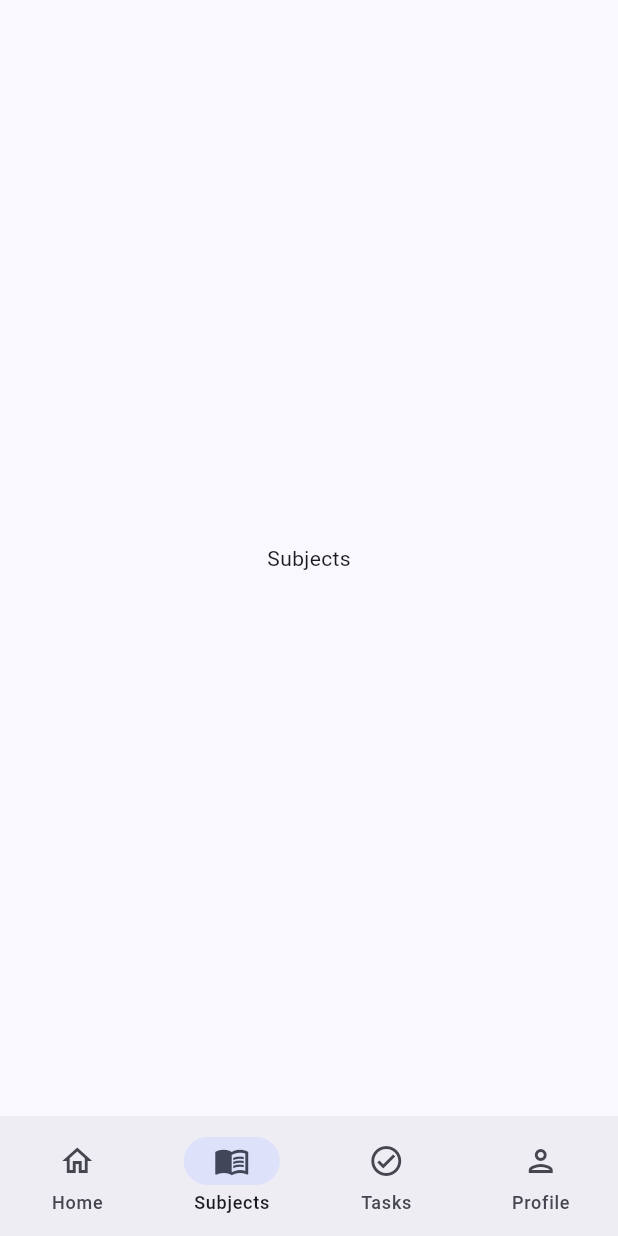
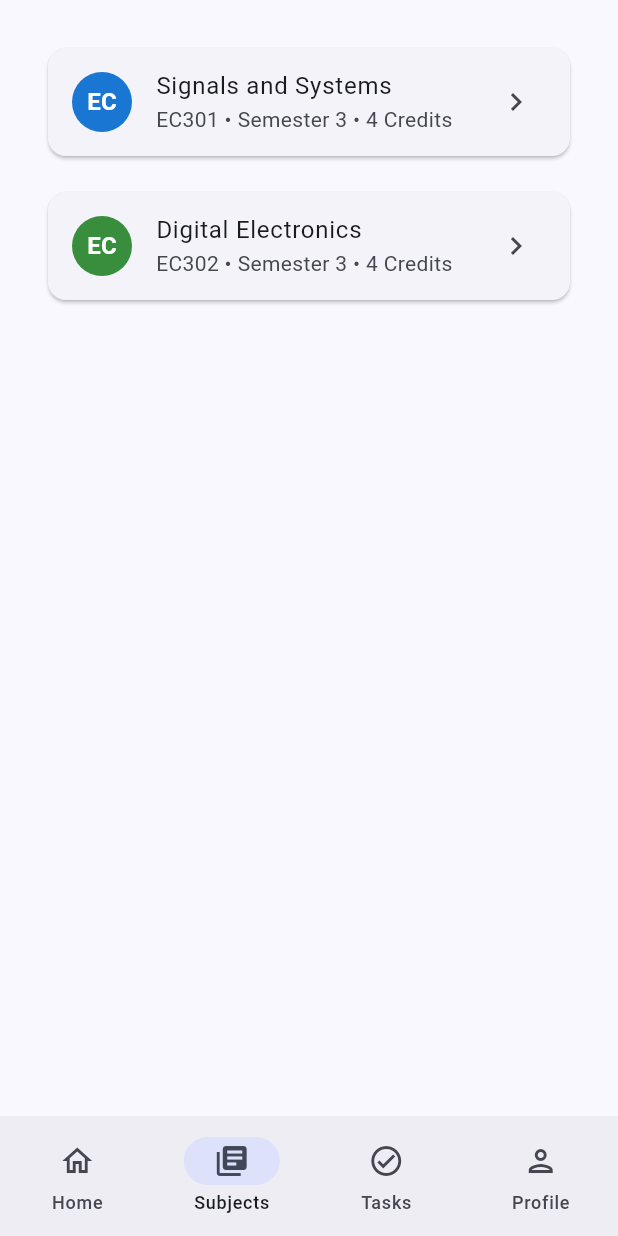
Before and after one commit to Prajwal-747/Atlas, a Flutter app: the screen it shows after launch, item 2 of the bottom bar chosen, on a phone screen of 412 x 824 dp. Run offline on Flutter 3.47's test engine with Material 3 defaults, Android fonts, the phone set to English and light mode, and no system bars; our stand-ins replace go_router.

Commit message:
Implement Subjects module foundation

```diff
--- a/frontend/lib/features/navigation/presentation/pages/navigation_page.dart
+++ b/frontend/lib/features/navigation/presentation/pages/navigation_page.dart
@@ -38,8 +38,8 @@ class _NavigationPageState extends State<NavigationPage> {
             label: "Home",
           ),
           NavigationDestination(
-            icon: Icon(Icons.menu_book_outlined),
-            selectedIcon: Icon(Icons.menu_book),
+            icon: Icon(Icons.library_books_outlined),
+            selectedIcon: Icon(Icons.library_books),
             label: "Subjects",
           ),
           NavigationDestination(
--- /dev/null
+++ b/frontend/lib/features/subjects/data/datasources/subject_mock_data.dart
@@ -0,0 +1,31 @@
+import 'package:frontend/features/subjects/domain/entities/subject.dart';
+import 'package:frontend/features/subjects/domain/entities/subject_type.dart';
+
+final mockSubjects = [
+  Subject(
+    id: "1",
+    name: 'Signals and Systems',
+    code: 'EC301',
+    semester: 3,
+    credits: 4,
+    type: SubjectType.theory,
+    facultyName: 'Dr. Sharma',
+    classroom: 'AB-402',
+    colorValue: 0xFF1976D2,
+    archived: false,
+    createdAt: DateTime.now(),
+  ),
+  Subject(
+    id: '2',
+    name: 'Digital Electronics',
+    code: 'EC302',
+    semester: 3,
+    credits: 4,
+    type: SubjectType.theory,
+    facultyName: 'Dr. Rao',
+    classroom: 'AB-301',
+    colorValue: 0xFF388E3C,
+    archived: false,
+    createdAt: DateTime.now(),
+  ),
+];
--- /dev/null
+++ b/frontend/lib/features/subjects/domain/entities/subject.dart
@@ -0,0 +1,29 @@
+import 'package:frontend/features/subjects/domain/entities/subject_type.dart';
+
+class Subject {
+  final String id;
+  final String name;
+  final String code;
+  final int semester;
+  final int credits;
+  final String? facultyName;
+  final String? classroom;
+  final int colorValue;
+  final SubjectType type;
+  final bool archived;
+  final DateTime createdAt;
+
+  const Subject({
+    required this.id,
+    required this.name,
+    required this.code,
+    required this.semester,
+    required this.credits,
+    required this.colorValue,
+    required this.type,
+    required this.archived,
+    required this.createdAt,
+    this.facultyName,
+    this.classroom,
+  });
+}
--- /dev/null
+++ b/frontend/lib/features/subjects/domain/entities/subject_type.dart
@@ -0,0 +1 @@
+enum SubjectType { theory, lab, theoryAndLab }
--- a/frontend/lib/features/subjects/presentation/pages/subjects_page.dart
+++ b/frontend/lib/features/subjects/presentation/pages/subjects_page.dart
@@ -1,11 +1,34 @@
 import 'package:flutter/material.dart';
 import 'package:frontend/core/widgets/app_scaffold.dart';
+import 'package:frontend/features/subjects/domain/entities/subject.dart';
+import 'package:frontend/features/subjects/data/repositories/mock_subject_repository.dart';
+import 'package:frontend/features/subjects/presentation/widgets/subject_list.dart';
 
-class SubjectsPage extends StatelessWidget {
+class SubjectsPage extends StatefulWidget {
   const SubjectsPage({super.key});
 
   @override
+  State<SubjectsPage> createState() => _SubjectsPageState();
+}
+
+class _SubjectsPageState extends State<SubjectsPage> {
+  final _repository = MockSubjectRepository();
+
+  List<Subject> _subjects = [];
+
+  @override
+  void initState() {
+    super.initState();
+    _loadSubjects();
+  }
+
+  Future<void> _loadSubjects() async {
+    _subjects = await _repository.getAllSubjects();
+    setState(() {});
+  }
+
+  @override
   Widget build(BuildContext context) {
-    return const AppScaffold(child: Center(child: Text("Subjects")));
+    return AppScaffold(child: SubjectList(subjects: _subjects));
   }
 }
--- /dev/null
+++ b/frontend/lib/features/subjects/presentation/widgets/subject_card.dart
@@ -0,0 +1,44 @@
+import 'package:flutter/material.dart';
+import 'package:frontend/features/subjects/domain/entities/subject.dart';
+import 'package:frontend/features/subjects/presentation/pages/subject_page.dart';
+
+class SubjectCard extends StatelessWidget {
+  final Subject subject;
+  final VoidCallback? onTap;
+
+  const SubjectCard({super.key, required this.subject, this.onTap});
+
+  @override
+  Widget build(BuildContext context) {
+    return Card(
+      margin: const EdgeInsets.only(bottom: 12),
+      child: ListTile(
+        onTap:
+            onTap ??
+            () {
+              Navigator.push(
+                context,
+                MaterialPageRoute(
+                  builder: (_) => SubjectPage(subject: subject),
+                ),
+              );
+            },
+        leading: CircleAvatar(
+          backgroundColor: Color(subject.colorValue),
+          child: Text(
+            subject.code.substring(0, 2),
+            style: const TextStyle(
+              color: Colors.white,
+              fontWeight: FontWeight.bold,
+            ),
+          ),
+        ),
+        title: Text(subject.name),
+        subtitle: Text(
+          '${subject.code} • Semester ${subject.semester} • ${subject.credits} Credits',
+        ),
+        trailing: const Icon(Icons.chevron_right),
+      ),
+    );
+  }
+}
--- /dev/null
+++ b/frontend/lib/features/subjects/presentation/widgets/subject_list.dart
@@ -0,0 +1,21 @@
+import 'package:flutter/material.dart';
+import 'package:frontend/features/subjects/domain/entities/subject.dart';
+import 'package:frontend/features/subjects/presentation/widgets/subject_card.dart';
+
+class SubjectList extends StatelessWidget {
+  final List<Subject> subjects;
+
+  const SubjectList({super.key, required this.subjects});
+
+  @override
+  Widget build(BuildContext context) {
+    return ListView.separated(
+      padding: const EdgeInsets.all(16),
+      itemCount: subjects.length,
+      separatorBuilder: (_, _) => const SizedBox(height: 12),
+      itemBuilder: (context, index) {
+        return SubjectCard(subject: subjects[index]);
+      },
+    );
+  }
+}
```
Also changed, not shown: frontend/lib/features/subjects/data/repositories/mock_subject_repository.dart (added, +26 -0 lines), frontend/lib/features/subjects/domain/repositories/subject_repository.dart (added, +10 -0 lines), frontend/lib/features/subjects/presentation/pages/subject_page.dart (added, +30 -0 lines).
